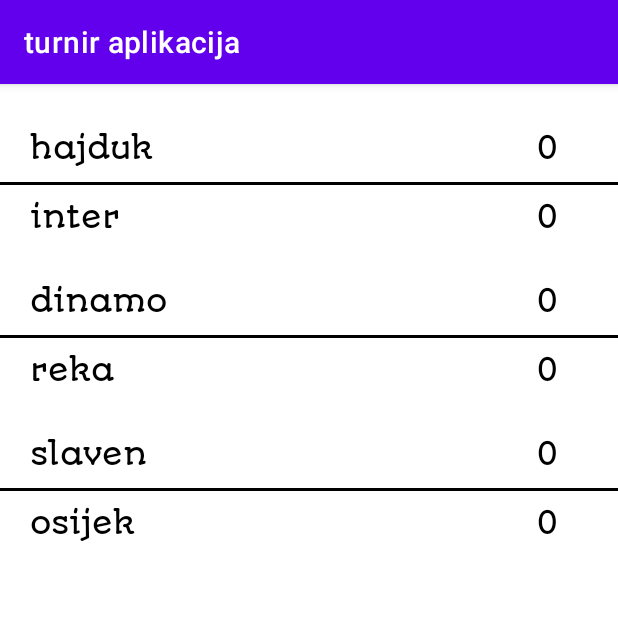
After one commit to teovladusic/Turnir-aplikacija, an Android app: the RezultatiActivity screen opened directly, with no data from a screen before it, on a phone screen of 412 x 824 dp, the top half of it. The commit adds this screen. Run offline under Robolectric (Android 15) with nearby library versions, the phone set to English and light mode, and no system bars.

Commit message:
aplha verzija najbolje aplikacije u svemiru

```diff
--- a/app/src/main/AndroidManifest.xml
+++ b/app/src/main/AndroidManifest.xml
@@ -9,7 +9,9 @@
         android:roundIcon="@mipmap/ic_launcher_round"
         android:supportsRtl="true"
         android:theme="@style/Theme.TurnirAplikacija">
-        <activity android:name=".RegisterPlayersActivity"></activity>
+        <activity android:name=".PrikazUtakmiceActivity"></activity>
+        <activity android:name=".RezultatiActivity" />
+        <activity android:name=".RegisterPlayersActivity" />
         <activity android:name=".PrijaviSeActivity" />
         <activity android:name=".MainActivity">
             <intent-filter>
--- /dev/null
+++ b/app/src/main/java/com/example/turniraplikacija/MyAdapter.java
@@ -0,0 +1,76 @@
+package com.example.turniraplikacija;
+
+import android.content.Context;
+import android.content.Intent;
+import android.view.LayoutInflater;
+import android.view.View;
+import android.view.ViewGroup;
+import android.widget.TextView;
+import android.widget.Toast;
+
+import androidx.annotation.NonNull;
+import androidx.constraintlayout.widget.ConstraintLayout;
+import androidx.recyclerview.widget.RecyclerView;
+
+import java.util.ArrayList;
+
+public class MyAdapter extends RecyclerView.Adapter<MyAdapter.MyViewHolder> {
+
+    ArrayList<String> domaci;
+    ArrayList<String> gosti;
+    Context context;
+
+    public MyAdapter(ArrayList<String> domaci, ArrayList<String> gosti, Context context) {
+        this.domaci = domaci;
+        this.gosti = gosti;
+        this.context = context;
+    }
+
+    @NonNull
+    @Override
+    public MyViewHolder onCreateViewHolder(@NonNull ViewGroup parent, int viewType) {
+        LayoutInflater inflater = LayoutInflater.from(context);
+        View view = inflater.inflate(R.layout.recview_rezultati, parent, false);
+        return new MyViewHolder(view);
+    }
+
+    @Override
+    public void onBindViewHolder(@NonNull MyViewHolder holder, int position) {
+        holder.tvTeam1.setText(domaci.get(position));
+        holder.tvTeam2.setText(gosti.get(position));
+
+        holder.constraintLayout.setOnClickListener(new View.OnClickListener() {
+            @Override
+            public void onClick(View view) {
+                Intent intent = new Intent(context, PrikazUtakmiceActivity.class);
+                context.startActivity(intent);
+            }
+        });
+
+    }
+
+
+    @Override
+    public int getItemCount() {
+        return domaci.size();
+    }
+
+
+
+    public class MyViewHolder extends RecyclerView.ViewHolder{
+
+        TextView tvTeam1, tvTeam2, tvTeam1Goals, tvTeam2Goals;
+        ConstraintLayout constraintLayout;
+
+        public MyViewHolder(@NonNull View itemView) {
+            super(itemView);
+            constraintLayout = itemView.findViewById(R.id.constraintLayout);
+
+            tvTeam1 = itemView.findViewById(R.id.tvTeam1);
+            tvTeam2 = itemView.findViewById(R.id.tvTeam2);
+            tvTeam1Goals = itemView.findViewById(R.id.tvTeam1Goals);
+            tvTeam2Goals = itemView.findViewById(R.id.tvTeam2Goals);
+        }
+    }
+
+}
--- /dev/null
+++ b/app/src/main/java/com/example/turniraplikacija/RezultatiActivity.java
@@ -0,0 +1,38 @@
+package com.example.turniraplikacija;
+
+import androidx.appcompat.app.AppCompatActivity;
+import androidx.recyclerview.widget.LinearLayoutManager;
+import androidx.recyclerview.widget.RecyclerView;
+
+import android.os.Bundle;
+
+import java.util.ArrayList;
+
+public class RezultatiActivity extends AppCompatActivity {
+    RecyclerView recyclerView;
+
+    @Override
+    protected void onCreate(Bundle savedInstanceState) {
+        super.onCreate(savedInstanceState);
+        setContentView(R.layout.activity_rezultati);
+
+        recyclerView = findViewById(R.id.recyclerView);
+
+        ArrayList<String> domaci = new ArrayList<>();
+        domaci.add("hajduk");
+        domaci.add("dinamo");
+        domaci.add("slaven");
+
+        ArrayList<String> gosti = new ArrayList<>();
+        gosti.add("inter");
+        gosti.add("reka");
+        gosti.add("osijek");
+
+        MyAdapter adapter = new MyAdapter(domaci, gosti, this);
+        recyclerView.setAdapter(adapter);
+        recyclerView.setLayoutManager(new LinearLayoutManager(this));
+
+
+
+    }
+}
--- /dev/null
+++ b/app/src/main/res/layout/activity_rezultati.xml
@@ -0,0 +1,19 @@
+<?xml version="1.0" encoding="utf-8"?>
+<androidx.constraintlayout.widget.ConstraintLayout xmlns:android="http://schemas.android.com/apk/res/android"
+    xmlns:app="http://schemas.android.com/apk/res-auto"
+    xmlns:tools="http://schemas.android.com/tools"
+    android:layout_width="match_parent"
+    android:layout_height="match_parent"
+    tools:context=".RezultatiActivity">
+
+    <androidx.recyclerview.widget.RecyclerView
+        android:id="@+id/recyclerView"
+        android:layout_width="match_parent"
+        android:layout_height="match_parent"
+        app:layout_constraintBottom_toBottomOf="parent"
+        app:layout_constraintEnd_toEndOf="parent"
+        app:layout_constraintHorizontal_bias="0.0"
+        app:layout_constraintStart_toStartOf="parent"
+        app:layout_constraintTop_toTopOf="parent"
+        app:layout_constraintVertical_bias="0.0" />
+</androidx.constraintlayout.widget.ConstraintLayout>
--- /dev/null
+++ b/app/src/main/res/layout/recview_rezultati.xml
@@ -0,0 +1,71 @@
+<?xml version="1.0" encoding="utf-8"?>
+<androidx.constraintlayout.widget.ConstraintLayout xmlns:android="http://schemas.android.com/apk/res/android"
+    xmlns:app="http://schemas.android.com/apk/res-auto"
+    xmlns:tools="http://schemas.android.com/tools"
+    android:id="@+id/constraintLayout"
+    android:layout_width="match_parent"
+    android:layout_height="wrap_content"
+    android:layout_marginTop="10dp">
+
+    <TextView
+        android:id="@+id/tvTeam1"
+        android:layout_width="wrap_content"
+        android:layout_height="wrap_content"
+        android:layout_marginStart="20dp"
+        android:layout_marginTop="20dp"
+        android:fontFamily="@font/autour_one"
+        android:text="Team1"
+        android:textColor="@color/black"
+        android:textSize="20sp"
+        app:layout_constraintStart_toStartOf="parent"
+        app:layout_constraintTop_toTopOf="parent" />
+
+    <TextView
+        android:id="@+id/tvTeam2"
+        android:layout_width="wrap_content"
+        android:layout_height="wrap_content"
+        android:layout_marginStart="20dp"
+        android:layout_marginTop="20dp"
+        android:fontFamily="@font/autour_one"
+        android:text="Team2"
+        android:textColor="@color/black"
+        android:textSize="20sp"
+        app:layout_constraintStart_toStartOf="parent"
+        app:layout_constraintTop_toBottomOf="@+id/tvTeam1" />
+
+
+    <View
+        android:layout_width="match_parent"
+        android:layout_height="2dp"
+        android:background="@color/black"
+        app:layout_constraintBottom_toTopOf="@+id/tvTeam2"
+        app:layout_constraintEnd_toEndOf="parent"
+        app:layout_constraintStart_toStartOf="parent"
+        app:layout_constraintTop_toBottomOf="@+id/tvTeam1" />
+
+    <TextView
+        android:id="@+id/tvTeam1Goals"
+        android:layout_width="wrap_content"
+        android:layout_height="wrap_content"
+        android:layout_marginTop="20dp"
+        android:layout_marginEnd="40dp"
+        android:fontFamily="@font/autour_one"
+        android:text="0"
+        android:textColor="@color/black"
+        android:textSize="20sp"
+        app:layout_constraintEnd_toEndOf="parent"
+        app:layout_constraintTop_toTopOf="parent" />
+
+    <TextView
+        android:id="@+id/tvTeam2Goals"
+        android:layout_width="wrap_content"
+        android:layout_height="wrap_content"
+        android:layout_marginTop="20dp"
+        android:layout_marginEnd="40dp"
+        android:fontFamily="@font/autour_one"
+        android:text="0"
+        android:textColor="@color/black"
+        android:textSize="20sp"
+        app:layout_constraintEnd_toEndOf="parent"
+        app:layout_constraintTop_toBottomOf="@+id/tvTeam1Goals" />
+</androidx.constraintlayout.widget.ConstraintLayout>
```
Also changed, not shown: app/src/main/java/com/example/turniraplikacija/MainActivity.java (+26 -4 lines), app/src/main/java/com/example/turniraplikacija/PrikazUtakmiceActivity.java (added, +17 -0 lines), app/src/main/res/layout/activity_main.xml (+13 -8 lines), app/src/main/res/layout/activity_prikaz_utakmice.xml (added, +21 -0 lines).
